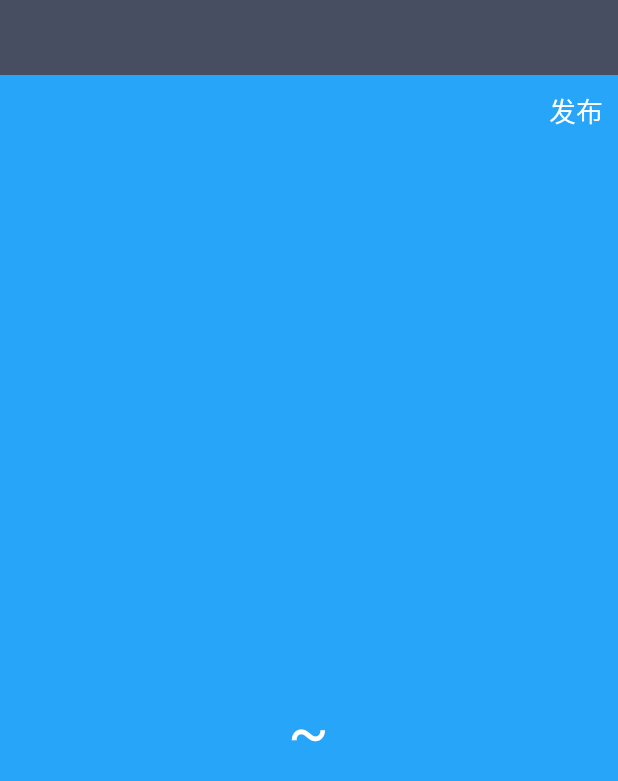
After one commit to xiaotao17/CoolWeather, an Android app: the WeatherActivity screen opened directly, with no data from a screen before it, on a phone screen of 412 x 824 dp. The commit adds this screen. Shown: the top 781 px of the screen. Run offline under Robolectric (Android 15) with nearby library versions, the phone set to English and light mode, and no system bars.

Commit message:
加入显示天气功能

```diff
--- a/app/src/main/AndroidManifest.xml
+++ b/app/src/main/AndroidManifest.xml
@@ -15,6 +15,8 @@
                 <category android:name="android.intent.category.LAUNCHER"/>
             </intent-filter>
         </activity>
+        <activity android:name=".activity.WeatherActivity">
+        </activity>
 
     </application>
 
--- /dev/null
+++ b/app/src/main/java/com/yangtao/coolweather/activity/WeatherActivity.java
@@ -0,0 +1,113 @@
+package com.yangtao.coolweather.activity;
+
+import android.app.Activity;
+import android.content.SharedPreferences;
+import android.os.Bundle;
+import android.preference.PreferenceManager;
+import android.text.TextUtils;
+import android.view.View;
+import android.view.Window;
+import android.widget.LinearLayout;
+import android.widget.TextView;
+
+import com.yangtao.coolweather.R;
+import com.yangtao.coolweather.util.HttpCallbackListener;
+import com.yangtao.coolweather.util.HttpUtil;
+import com.yangtao.coolweather.util.Utility;
+
+/**
+ * Created by Yangtao on 2016/5/19.
+ */
+public class WeatherActivity extends Activity {
+
+    private LinearLayout weatherInfoLayout;
+    private TextView cityNameText;
+    private TextView publishText;
+    private TextView weatherDespText;
+    private TextView temp1Text;
+    private TextView temp2Text;
+    private TextView currentDateText;
+
+    @Override
+    protected void onCreate(Bundle savedInstanceState) {
+        super.onCreate(savedInstanceState);
+        requestWindowFeature(Window.FEATURE_NO_TITLE);
+        setContentView(R.layout.weather_layout);
+
+        weatherInfoLayout = (LinearLayout) findViewById(R.id.weather_info_layout);
+        cityNameText = (TextView) findViewById(R.id.city_name);
+        weatherDespText = (TextView) findViewById(R.id.weather_desp);
+        temp1Text = (TextView) findViewById(R.id.temp1);
+        temp2Text = (TextView) findViewById(R.id.temp2);
+        publishText = (TextView) findViewById(R.id.publish_text);
+        currentDateText = (TextView) findViewById(R.id.current_date);
+        String countyCode = getIntent().getStringExtra("county_code");
+        if (!TextUtils.isEmpty(countyCode)) {
+            publishText.setText("同步中……");
+            weatherInfoLayout.setVisibility(View.INVISIBLE);
+            cityNameText.setVisibility(View.INVISIBLE);
+            queryWeatherCode(countyCode);
+        } else {
+            showWeather();
+        }
+    }
+
+    private void queryWeatherCode(String countyCode) {
+        String address = "http://www.weather.com.cn/data/list3/city"+countyCode+".xml";
+        queryFromServer(address,"countyCode");
+    }
+
+    private void queryWeatherInfo(String weatherCode) {
+        String address = "http://www.weather.com.cn/data/cityinfo/" + weatherCode + ".html";
+        queryFromServer(address,"weatherCode");
+    }
+
+    private void queryFromServer(final String address, final String type) {
+        HttpUtil.sendHttpRequest(address, new HttpCallbackListener() {
+            @Override
+            public void onFinish(String response) {
+                if ("countyCode".equals(type)) {
+                    if (!TextUtils.isEmpty(response)){
+                        String[] array = response.split("\\|");
+                        if (array != null && array.length ==2) {
+                            String weatherCode = array[1];
+                            queryWeatherInfo(weatherCode);
+                        }
+                    }
+                }else if ("weatherCode".equals(type)) {
+                    Utility.handleWeatherResponse(WeatherActivity.this,response);
+                    runOnUiThread(new Runnable() {
+                        @Override
+                        public void run() {
+                            showWeather();
+                        }
+                    });
+                }
+            }
+
+            @Override
+            public void onError(Exception e) {
+                runOnUiThread(new Runnable() {
+                    @Override
+                    public void run() {
+                        publishText.setText("同步失败");
+                    }
+                });
+            }
+        });
+    }
+
+    private void showWeather() {
+        SharedPreferences prefs = PreferenceManager.getDefaultSharedPreferences(this);
+        cityNameText.setText(prefs.getString("city_name",""));
+        temp1Text.setText(prefs.getString("temp1",""));
+        temp2Text.setText(prefs.getString("temp2",""));
+        weatherDespText.setText(prefs.getString("weather_desp",""));
+        publishText.setText(prefs.getString("publish_time","") + "发布");
+        currentDateText.setText(prefs.getString("current_date",""));
+        weatherInfoLayout.setVisibility(View.VISIBLE);
+        cityNameText.setVisibility(View.VISIBLE);
+
+
+    }
+}
--- /dev/null
+++ b/app/src/main/res/layout/weather_layout.xml
@@ -0,0 +1,84 @@
+<?xml version="1.0" encoding="utf-8"?>
+<LinearLayout xmlns:android="http://schemas.android.com/apk/res/android"
+    android:orientation="vertical" android:layout_width="match_parent"
+    android:layout_height="match_parent">
+    <RelativeLayout
+        android:layout_width="match_parent"
+        android:layout_height="50dp"
+        android:background="#484E61">
+        <TextView
+            android:layout_width="wrap_content"
+            android:layout_height="wrap_content"
+            android:id="@+id/city_name"
+            android:layout_centerInParent="true"
+            android:textColor="#fff"
+            android:textSize="24sp"/>
+    </RelativeLayout>
+
+    <RelativeLayout
+        android:layout_width="match_parent"
+        android:layout_height="0dp"
+        android:layout_weight="1"
+        android:background="#27A5F9">
+        <TextView
+            android:layout_width="wrap_content"
+            android:layout_height="wrap_content"
+            android:id="@+id/publish_text"
+            android:layout_alignParentRight="true"
+            android:layout_marginRight="10dp"
+            android:layout_marginTop="10dp"
+            android:textColor="#FFF"
+            android:textSize="18sp"/>
+        <LinearLayout
+            android:layout_width="wrap_content"
+            android:layout_height="wrap_content"
+            android:id="@+id/weather_info_layout"
+            android:layout_centerInParent="true"
+            android:orientation="vertical">
+            <TextView
+                android:layout_width="wrap_content"
+                android:layout_height="40dp"
+                android:id="@+id/current_date"
+                android:gravity="center"
+                android:textColor="#FFF"
+                android:textSize="18sp"/>
+            <TextView
+                android:layout_width="wrap_content"
+                android:layout_height="60dp"
+                android:id="@+id/weather_desp"
+                android:layout_gravity="center"
+                android:textColor="#FFF"
+                android:textSize="40sp"/>
+            <LinearLayout
+                android:layout_width="wrap_content"
+                android:layout_height="60dp"
+                android:layout_gravity="center_horizontal"
+                android:orientation="horizontal">
+                <TextView
+                    android:layout_width="wrap_content"
+                    android:layout_height="wrap_content"
+                    android:id="@+id/temp1"
+                    android:layout_gravity="center_vertical"
+                    android:textColor="#FFF"
+                    android:textSize="40sp"/>
+                <TextView
+                    android:layout_width="wrap_content"
+                    android:layout_height="wrap_content"
+                    android:layout_gravity="center_vertical"
+                    android:layout_marginLeft="10dp"
+                    android:layout_marginRight="10dp"
+                    android:text="~"
+                    android:textColor="#FFF"
+                    android:textSize="40sp"/>
+                <TextView
+                    android:layout_width="wrap_content"
+                    android:layout_height="wrap_content"
+                    android:id="@+id/temp2"
+                    android:layout_gravity="center_vertical"
+                    android:textColor="#FFF"
+                    android:textSize="40sp"/>
+
+            </LinearLayout>
+        </LinearLayout>
+    </RelativeLayout>
+</LinearLayout>
```
Also changed, not shown: app/src/main/java/com/yangtao/coolweather/activity/ChooseAreaActivity.java (+16 -0 lines), app/src/main/java/com/yangtao/coolweather/util/Utility.java (+42 -0 lines).
